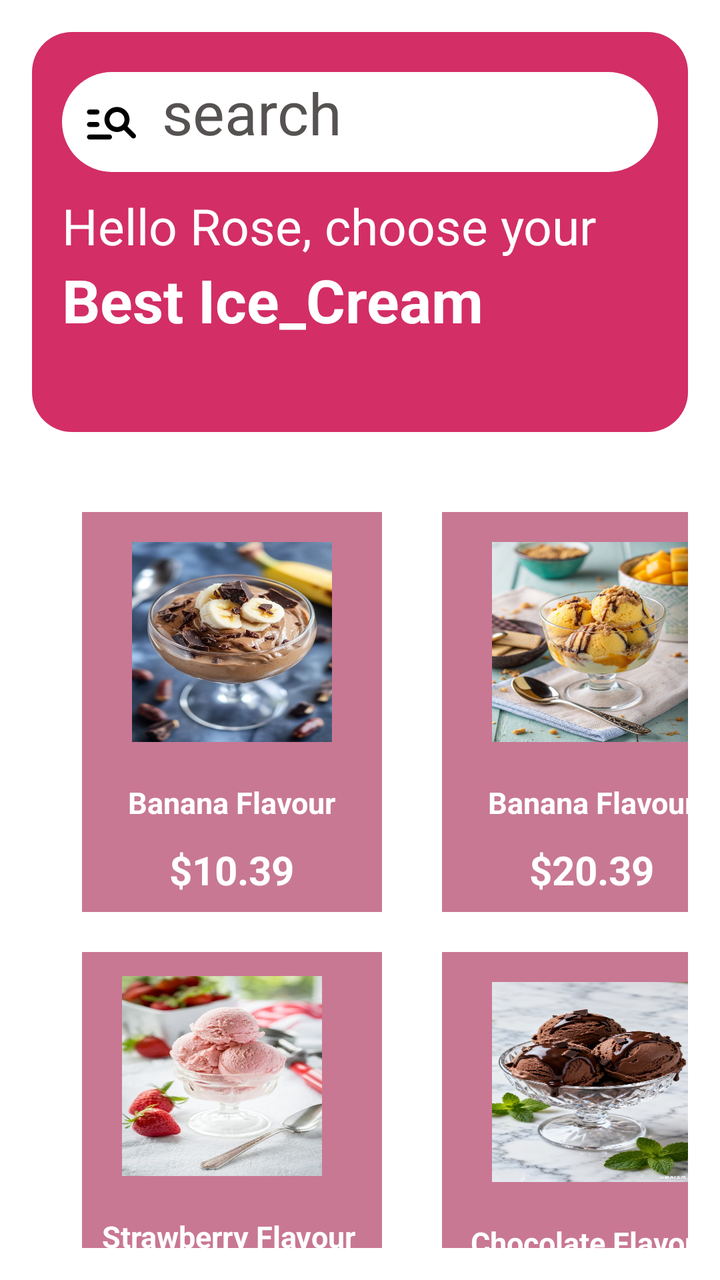
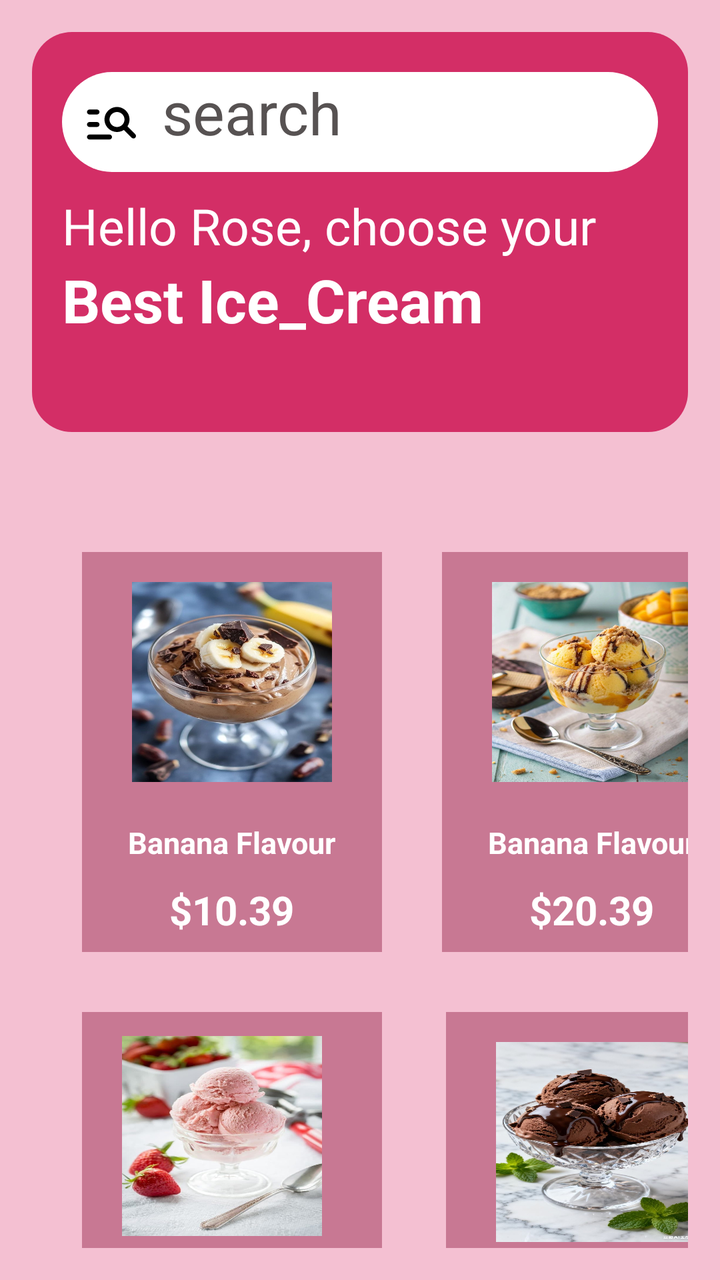

Compare the two renders of this Android layout. The source of the first and the diff that turns it into the second are given below.
<!-- AndroidManifest.xml: application theme Theme.Ice_Cream_Assignment -->
<!-- res/layout/activity_main.xml -->
<?xml version="1.0" encoding="utf-8"?>
<LinearLayout
    xmlns:android="http://schemas.android.com/apk/res/android"
    xmlns:app="http://schemas.android.com/apk/res-auto"
    xmlns:tools="http://schemas.android.com/tools"
    android:id="@+id/main"
    android:layout_width="match_parent"
    android:layout_height="match_parent"
    android:orientation="vertical"
    android:padding="16dp"
    android:background="@color/white">

    <LinearLayout
        android:layout_width="match_parent"
        android:layout_height="@dimen/header_height"
        android:orientation="vertical"
        android:padding="15dp"
        android:background="@drawable/shapes">

        <EditText
            android:layout_width="match_parent"
            android:layout_height="@dimen/search_height"
            android:background="@drawable/edit_button_bg"
            android:drawableStart="@drawable/search"
            android:drawablePadding="10dp"
            android:layout_marginTop="5dp"
            android:hint="@string/search"
            android:textColorHint="@color/grey"
            android:textSize="30sp"
            android:padding="10dp" />

        <TextView
            android:layout_width="wrap_content"
            android:layout_height="wrap_content"
            android:text="@string/welcome"
            android:textColor="@color/white"
            android:layout_marginTop="10dp"
            android:textSize="25sp" />

        <TextView
            android:layout_width="wrap_content"
            android:layout_height="wrap_content"
            android:text="@string/app_name"
            android:textColor="@color/white"
            android:textSize="30sp"
            android:textStyle="bold" />

    </LinearLayout>


    
    <LinearLayout
        android:layout_width="wrap_content"
        android:layout_height="wrap_content"
        android:orientation="horizontal"
        android:layout_marginTop="30dp">

        
        <LinearLayout
            android:layout_width="@dimen/card_width"
            android:layout_height="@dimen/card_height"
            android:orientation="vertical"
            android:background="@color/light_pint"
            android:padding="10dp"
            android:layout_marginTop="10dp"
            android:layout_marginStart="25dp"
            android:layout_marginBottom="10dp"
            android:layout_marginEnd="20dp">

            <ImageView
                android:layout_width="@dimen/image_width"
                android:layout_height="@dimen/image_height"
                android:src="@drawable/banana"
                android:scaleType="fitXY"
                android:layout_marginTop="5dp"
                android:layout_marginBottom="10dp"
                android:layout_gravity="center" />

            <TextView
                android:layout_width="wrap_content"
                android:layout_height="wrap_content"
                android:text="@string/Banana_IceCream"
                android:layout_gravity="center"
                android:textColor="@color/white"
                android:textStyle="bold"
                android:textSize="15sp"
                android:layout_margin="10dp" />

            <TextView
                android:layout_width="wrap_content"
                android:layout_height="wrap_content"
                android:text="@string/price_banana"
                android:layout_gravity="center"
                android:textColor="@color/white"
                android:textStyle="bold"
                android:textSize="20sp" />

        </LinearLayout>


        
        <LinearLayout
            android:layout_width="@dimen/card_width"
            android:layout_height="@dimen/card_height"
            android:orientation="vertical"
            android:background="@color/light_pint"
            android:padding="10dp"
            android:layout_margin="10dp">

            <ImageView
                android:layout_width="@dimen/image_width"
                android:layout_height="@dimen/image_height"
                android:src="@drawable/mango"
                android:layout_marginBottom="10dp"
                android:scaleType="fitXY"
                android:layout_marginTop="5dp"
                android:layout_gravity="center" />

            <TextView
                android:layout_width="wrap_content"
                android:layout_height="wrap_content"
                android:text="@string/Mango_IceCream"
                android:layout_gravity="center"
                android:textColor="@color/white"
                android:textStyle="bold"
                android:textSize="15sp"
                android:layout_margin="10dp" />

            <TextView
                android:layout_width="wrap_content"
                android:layout_height="wrap_content"
                android:text="@string/price_mango"
                android:layout_gravity="center"
                android:textColor="@color/white"
                android:textStyle="bold"
                android:textSize="20sp" />

        </LinearLayout>

    </LinearLayout>


    
    <LinearLayout
        android:layout_width="match_parent"
        android:layout_height="wrap_content"
        android:orientation="horizontal">

        
        <LinearLayout
            android:layout_width="@dimen/card_width"
            android:layout_height="@dimen/card_height"
            android:orientation="vertical"
            android:background="@color/light_pint"
            android:layout_marginTop="10dp"
            android:layout_marginStart="25dp"
            android:layout_marginBottom="10dp"
            android:layout_marginEnd="20dp">

            <ImageView
                android:layout_width="@dimen/image_width"
                android:layout_height="@dimen/image_height"
                android:layout_marginStart="20dp"
                android:layout_marginTop="12dp"
                android:src="@drawable/strawberrys"
                android:layout_marginBottom="10dp"
                android:scaleType="fitXY" />

            <TextView
                android:layout_width="wrap_content"
                android:layout_height="wrap_content"
                android:layout_margin="10dp"
                android:text="@string/Strawberry_IceCream"
                android:textColor="@color/white"
                android:textSize="15sp"
                android:textStyle="bold" />

            <TextView
                android:layout_width="wrap_content"
                android:layout_height="wrap_content"
                android:text="@string/price_strawberry"
                android:layout_gravity="center"
                android:textColor="@color/white"
                android:textStyle="bold"
                android:textSize="20sp" />

        </LinearLayout>


        
        <LinearLayout
            android:layout_width="@dimen/card_width"
            android:layout_height="@dimen/card_height"
            android:background="@color/light_pint"
            android:orientation="vertical"
            android:layout_margin="10dp">

            <ImageView
                android:layout_width="@dimen/image_width"
                android:layout_height="@dimen/image_height"
                android:layout_gravity="center"
                android:layout_marginBottom="10dp"
                android:layout_marginTop="15dp"
                android:scaleType="fitXY"
                android:src="@drawable/chocolate" />

            <TextView
                android:layout_width="wrap_content"
                android:layout_height="wrap_content"
                android:layout_gravity="center"
                android:layout_margin="10dp"
                android:text="@string/Chocolate_IceCream"
                android:textColor="@color/white"
                android:textSize="15sp"
                android:textStyle="bold" />

            <TextView
                android:layout_width="wrap_content"
                android:layout_height="wrap_content"
                android:layout_gravity="center"
                android:text="@string/price_chocolate"
                android:textColor="@color/white"
                android:textSize="20sp"
                android:textStyle="bold" />

        </LinearLayout>

    </LinearLayout>

</LinearLayout>
<!-- resources referenced by this layout -->
<resources>
  <color name="grey">#575252</color>
  <color name="light_pint">#C87893</color>
  <color name="white">#FFFFFFFF</color>
  <dimen name="card_height">200dp</dimen>
  <dimen name="card_width">150dp</dimen>
  <dimen name="header_height">200dp</dimen>
  <dimen name="image_height">100dp</dimen>
  <dimen name="image_width">100dp</dimen>
  <dimen name="search_height">50dp</dimen>
  <!-- drawable banana: jpeg bitmap (drawable, 84077 bytes) -->
  <!-- drawable chocolate: jpeg bitmap (drawable, 103086 bytes) -->
  <!-- drawable edit_button_bg (drawable) -->
  <?xml version="1.0" encoding="utf-8"?>
  <shape xmlns:android="http://schemas.android.com/apk/res/android">
  <solid android:color="@color/white">
  </solid>
      <corners android:radius="40dp">
      </corners>
  </shape>
  <!-- drawable mango: jpeg bitmap (drawable, 96155 bytes) -->
  <!-- drawable search (drawable) -->
  <vector xmlns:android="http://schemas.android.com/apk/res/android"
      android:height="30dp" android:viewportHeight="24" android:viewportWidth="24" android:width="30dp">
        
      <path android:fillColor="#FF000000" android:pathData="M6,9H3C2.45,9 2,8.55 2,8v0c0,-0.55 0.45,-1 1,-1h3c0.55,0 1,0.45 1,1v0C7,8.55 6.55,9 6,9zM6,12H3c-0.55,0 -1,0.45 -1,1v0c0,0.55 0.45,1 1,1h3c0.55,0 1,-0.45 1,-1v0C7,12.45 6.55,12 6,12zM19.88,18.29l-3.12,-3.12c-0.86,0.56 -1.89,0.88 -3,0.82c-2.37,-0.11 -4.4,-1.96 -4.72,-4.31C8.6,8.33 11.49,5.5 14.87,6.07c1.95,0.33 3.57,1.85 4,3.78c0.33,1.46 0.01,2.82
      -0.7,3.9l3.13,3.13c0.39,0.39 0.39,1.02 0,1.41l0,
      0C20.91,18.68 20.27,18.68 19.88,18.29zM17,11c0,
      -1.65 -1.35,-3 -3,-3s-3,1.35 -3,3s1.35,3 3,
  
     3S17,12.65 17,11zM3,19h8c0.55,0 1,-0.45 1,
     -1v0c0,-0.55 -0.45,-1 -1,-1H3c-0.55,0 -1,0.45 -1,
     1v0C2,18.55 2.45,19 3,19z"/>
      
  </vector>
  <!-- drawable shapes (drawable) -->
  <?xml version="1.0" encoding="utf-8"?>
  <shape xmlns:android="http://schemas.android.com/apk/res/android">
  <solid android:color="@color/dark_pint">
  
  </solid>
      <corners android:bottomLeftRadius="20dp"
          android:bottomRightRadius="20dp"
          android:topLeftRadius="20dp"
          android:topRightRadius="20dp">
  
      </corners>
  </shape>
  <!-- drawable strawberrys: jpeg bitmap (drawable, 65639 bytes) -->
  <string name="Banana_IceCream">Banana Flavour</string>
  <string name="Chocolate_IceCream">Chocolate Flavour</string>
  <string name="Mango_IceCream">Banana Flavour</string>
  <string name="Strawberry_IceCream">Strawberry Flavour</string>
  <string name="app_name">Best Ice_Cream</string>
  <string name="price_banana">$10.39</string>
  <string name="price_chocolate">$40.39</string>
  <string name="price_mango">$20.39</string>
  <string name="price_strawberry">$30.39</string>
  <string name="search">search</string>
  <string name="welcome">Hello Rose, choose your</string>
  <style name="Theme.Ice_Cream_Assignment" parent="Base.Theme.Ice_Cream_Assignment" />
  <color name="dark_pint">#D32E66</color>
  <style name="Base.Theme.Ice_Cream_Assignment" parent="Theme.Material3.DayNight.NoActionBar">
          
          
      </style>
</resources>

<!-- the commit's change to res/layout/activity_main.xml (unified diff, before → after) -->
@@ -8,7 +8,7 @@
     android:layout_height="match_parent"
     android:orientation="vertical"
     android:padding="16dp"
-    android:background="@color/white">
+    android:background="@color/bg_color">
 
     <LinearLayout
         android:layout_width="match_parent"
@@ -53,7 +53,7 @@
         android:layout_width="wrap_content"
         android:layout_height="wrap_content"
         android:orientation="horizontal"
-        android:layout_marginTop="30dp">
+        android:layout_marginTop="50dp">
 
         
         <LinearLayout
@@ -152,7 +152,7 @@
             android:layout_height="@dimen/card_height"
             android:orientation="vertical"
             android:background="@color/light_pint"
-            android:layout_marginTop="10dp"
+            android:layout_marginTop="20dp"
             android:layout_marginStart="25dp"
             android:layout_marginBottom="10dp"
             android:layout_marginEnd="20dp">
@@ -193,7 +193,10 @@
             android:layout_height="@dimen/card_height"
             android:background="@color/light_pint"
             android:orientation="vertical"
-            android:layout_margin="10dp">
+            android:layout_marginTop="20dp"
+            android:layout_marginStart="12dp"
+            android:layout_marginBottom="10dp"
+            android:layout_marginEnd="20dp">
 
             <ImageView
                 android:layout_width="@dimen/image_width"
<!-- resource entries referenced after the edit -->
@@ -1,5 +1,6 @@
 <!-- resources referenced by this layout -->
 <resources>
+  <color name="bg_color">#F4C0D2</color>
   <color name="grey">#575252</color>
   <color name="light_pint">#C87893</color>
   <color name="white">#FFFFFFFF</color>
